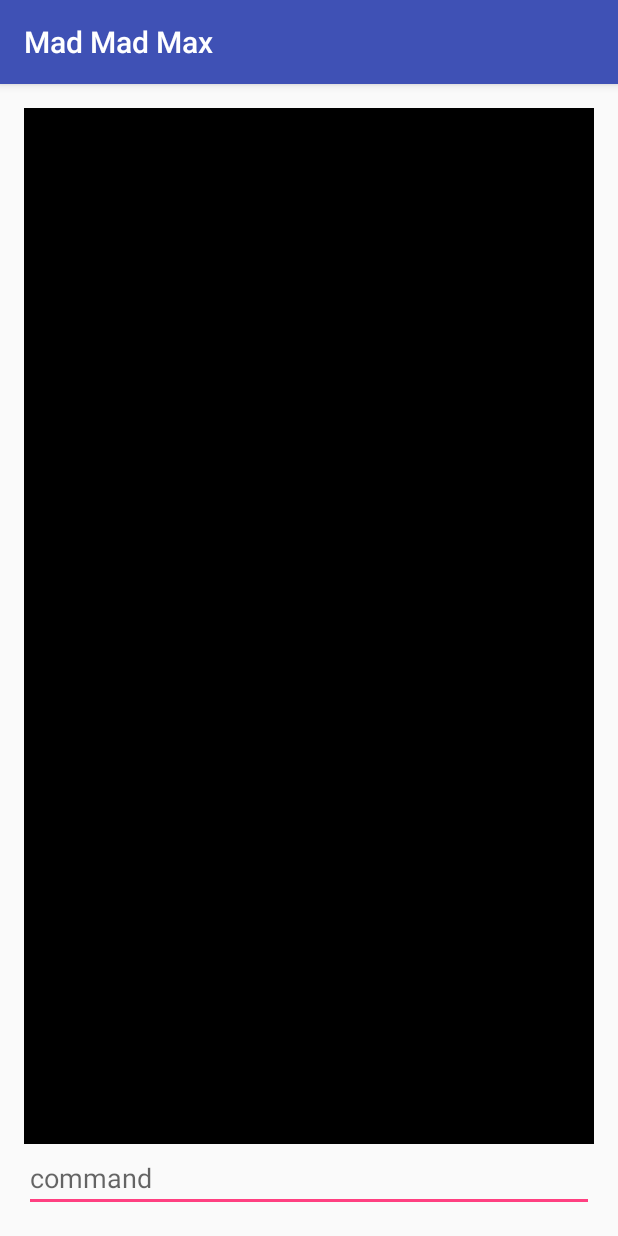
After one commit to dair/madmadmax-power-android, an Android app: the BluetoothConsoleActivity screen opened directly, with no data from a screen before it, on a phone screen of 412 x 824 dp. The commit adds this screen. Run offline under Robolectric (Android 15) with nearby library versions, the phone set to English and light mode, and no system bars; libraries missing offline, so code that uses them is left out: app.akexorcist.bluetotohspp; 6 statements that could not run were skipped.

Commit message:
dded BluetoothSPPLibrary as external module; BluetoothConsoleActivity added

```diff
--- a/app/build.gradle
+++ b/app/build.gradle
@@ -20,11 +20,12 @@ android {
 }
 
 dependencies {
-    compile fileTree(dir: 'libs', include: ['*.jar'])
+    compile fileTree(include: ['*.jar'], dir: 'libs')
     compile 'com.android.support:appcompat-v7:23.4.0'
     compile 'com.android.support:design:23.4.0'
     compile 'com.android.support:support-v4:23.4.0'
-//    compile files('libs/tape-1.2.3.jar')
+    //    compile files('libs/tape-1.2.3.jar')
     compile 'com.squareup:tape:1.2.3'
     compile 'net.objecthunter:exp4j:0.4.7'
+    compile project(':BluetoothSPPLibrary:library')
 }
--- a/app/src/main/AndroidManifest.xml
+++ b/app/src/main/AndroidManifest.xml
@@ -9,6 +9,7 @@
     <uses-permission android:name="android.permission.INTERNET" />
     <uses-permission android:name="android.permission.ACCESS_NETWORK_STATE" />
     <uses-permission android:name="android.permission.BLUETOOTH" />
+    <uses-permission android:name="android.permission.BLUETOOTH_ADMIN" />
 
     <application
         android:allowBackup="true"
@@ -44,7 +45,8 @@
             android:name=".GraphicActivity"
             android:screenOrientation="portrait"
             android:theme="@android:style/Theme.Black.NoTitleBar.Fullscreen" />
-        <activity android:name=".AboutActivity"></activity>
+        <activity android:name=".AboutActivity" />
+        <activity android:name=".BluetoothConsoleActivity"></activity>
     </application>
 
 </manifest>
--- /dev/null
+++ b/app/src/main/java/org/albiongames/madmadmax/power/BluetoothConsoleActivity.java
@@ -0,0 +1,102 @@
+package org.albiongames.madmadmax.power;
+
+import android.content.Intent;
+import android.support.v7.app.AppCompatActivity;
+import android.os.Bundle;
+import android.view.KeyEvent;
+import android.view.inputmethod.EditorInfo;
+import android.widget.EditText;
+import android.widget.TextView;
+
+import app.akexorcist.bluetotohspp.library.BluetoothSPP;
+import app.akexorcist.bluetotohspp.library.BluetoothState;
+
+public class BluetoothConsoleActivity extends AppCompatActivity {
+
+    BluetoothSPP mSPP = null;
+    String mAddress = null;
+    EditText mConsole = null;
+
+    @Override
+    protected void onCreate(Bundle savedInstanceState) {
+        super.onCreate(savedInstanceState);
+        setContentView(R.layout.activity_bluetooth_console);
+
+        mSPP = new BluetoothSPP(this);
+        mSPP.setupService();
+        mSPP.startService(BluetoothState.DEVICE_OTHER);
+
+        Intent intent = getIntent();
+        mAddress = intent.getStringExtra("address");
+
+        mConsole = (EditText)findViewById(R.id.consoleText);
+
+        mSPP.setOnDataReceivedListener(new BluetoothSPP.OnDataReceivedListener()
+        {
+            @Override
+            public void onDataReceived(byte[] data, final String message)
+            {
+                Tools.log(message);
+                BluetoothConsoleActivity.this.runOnUiThread(new Runnable()
+                {
+                    @Override
+                    public void run()
+                    {
+                        mConsole.getText().append(message + "\n");
+                        mConsole.scrollTo(0, mConsole.getBottom());
+                    }
+                });
+            }
+        });
+
+
+        EditText editText = (EditText)findViewById(R.id.editText);
+        editText.setOnEditorActionListener(new TextView.OnEditorActionListener() {
+            @Override
+            public boolean onEditorAction(TextView v, int actionId, KeyEvent event)
+            {
+                if (actionId == EditorInfo.IME_ACTION_DONE)
+                {
+                    String text = v.getText().toString().trim();
+                    mSPP.send(text + "\n", false);
+                }
+                return false;
+            }
+        });
+    }
+
+    @Override
+    public void onResume()
+    {
+        super.onResume();
+
+        if (!mSPP.isBluetoothAvailable())
+        {
+            Tools.messageBox(this, "Bluetooth is not available");
+            return;
+        }
+
+        try
+        {
+            mSPP.connect(mAddress);
+        }
+        catch (Exception ex)
+        {
+            Tools.log(ex.toString());
+        }
+    }
+
+    @Override
+    public void onPause()
+    {
+        mSPP.disconnect();
+        super.onPause();
+    }
+
+    @Override
+    public void onDestroy()
+    {
+        mSPP.stopService();
+        super.onDestroy();
+    }
+}
--- a/app/src/main/java/org/albiongames/madmadmax/power/BluetoothDeviceActivity.java
+++ b/app/src/main/java/org/albiongames/madmadmax/power/BluetoothDeviceActivity.java
@@ -168,7 +168,7 @@ public class BluetoothDeviceActivity extends AppCompatActivity
         menu.inflate(R.menu.bluetooth_popup_menu);
 
         final ListView list = (ListView)findViewById(R.id.listView);
-        String itemAddress = ((DeviceInfo)list.getAdapter().getItem(position)).getDevice().getAddress();
+        final String itemAddress = ((DeviceInfo)list.getAdapter().getItem(position)).getDevice().getAddress();
         String storedAddress = Settings.getString(Settings.KEY_BLUETOOTH_DEVICE);
 
         if (itemAddress.equals(storedAddress))
@@ -187,6 +187,9 @@ public class BluetoothDeviceActivity extends AppCompatActivity
                         useThisDevice(position);
                         break;
                     case R.id.menu_bluetooth_console:
+                        Intent intent = new Intent(BluetoothDeviceActivity.this, BluetoothConsoleActivity.class);
+                        intent.putExtra("address", itemAddress);
+                        startActivity(intent);
                         break;
                 }
                 return false;
--- /dev/null
+++ b/app/src/main/res/layout/activity_bluetooth_console.xml
@@ -0,0 +1,41 @@
+<?xml version="1.0" encoding="utf-8"?>
+<RelativeLayout xmlns:android="http://schemas.android.com/apk/res/android"
+    xmlns:tools="http://schemas.android.com/tools"
+    android:layout_width="match_parent"
+    android:layout_height="match_parent"
+    android:paddingBottom="@dimen/activity_vertical_margin"
+    android:paddingLeft="@dimen/activity_horizontal_margin"
+    android:paddingRight="@dimen/activity_horizontal_margin"
+    android:paddingTop="@dimen/activity_vertical_margin"
+    tools:context="org.albiongames.madmadmax.power.BluetoothConsoleActivity">
+
+    <EditText
+        android:layout_width="wrap_content"
+        android:layout_height="wrap_content"
+        android:id="@+id/editText"
+        android:layout_alignParentBottom="true"
+        android:layout_alignParentLeft="true"
+        android:layout_alignParentStart="true"
+        android:layout_alignParentRight="true"
+        android:layout_alignParentEnd="true"
+        android:hint="command"
+        android:enabled="true"
+        android:editable="true"
+        android:singleLine="true" />
+
+    <EditText
+        android:layout_width="wrap_content"
+        android:layout_height="wrap_content"
+        android:inputType="textMultiLine"
+        android:ems="10"
+        android:id="@+id/consoleText"
+        android:layout_alignParentTop="true"
+        android:layout_alignParentLeft="true"
+        android:layout_alignParentStart="true"
+        android:layout_above="@+id/editText"
+        android:layout_alignRight="@+id/editText"
+        android:layout_alignEnd="@+id/editText"
+        android:background="#000000"
+        android:textColor="#ffffff"
+        android:gravity="top|left" />
+</RelativeLayout>
--- a/app/src/main/res/values/strings.xml
+++ b/app/src/main/res/values/strings.xml
@@ -57,8 +57,6 @@
     <string name="menu_settings">Settings</string>
 
 
-
-
     <!-- About activity-->
     <string name="about_title">About</string>
     <string name="about_version">Version:</string>
--- a/settings.gradle
+++ b/settings.gradle
@@ -1 +1 @@
-include ':app'
+include ':app', ':BluetoothSPPLibrary:library'
```
Also changed, not shown: 1 other file.
